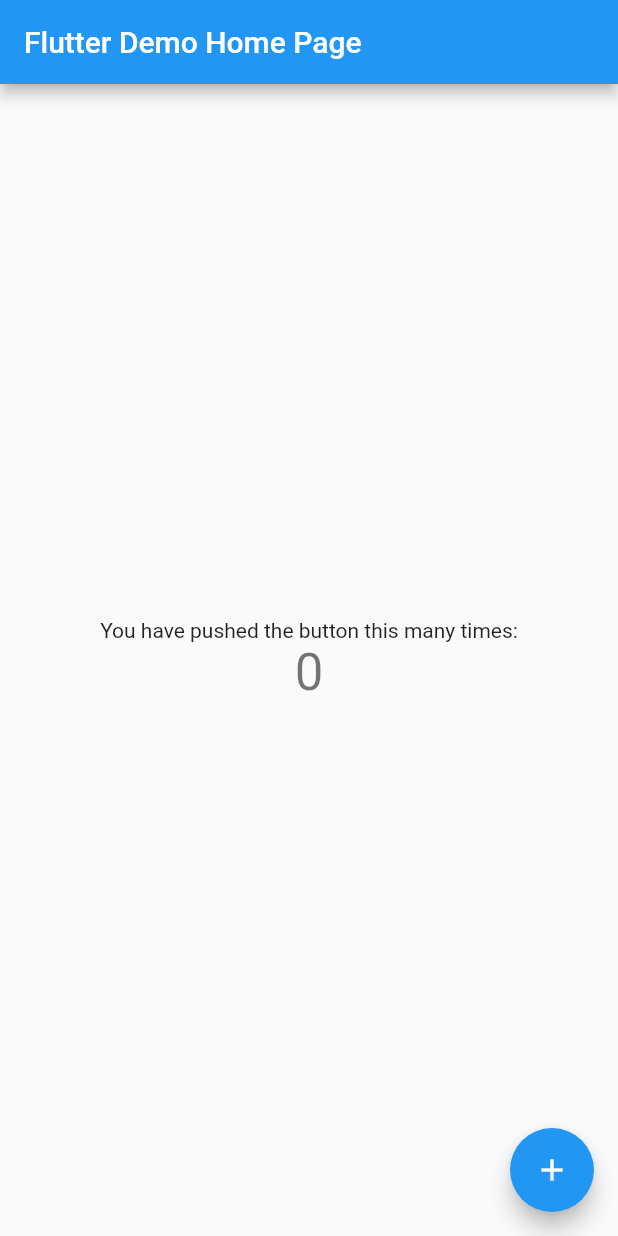
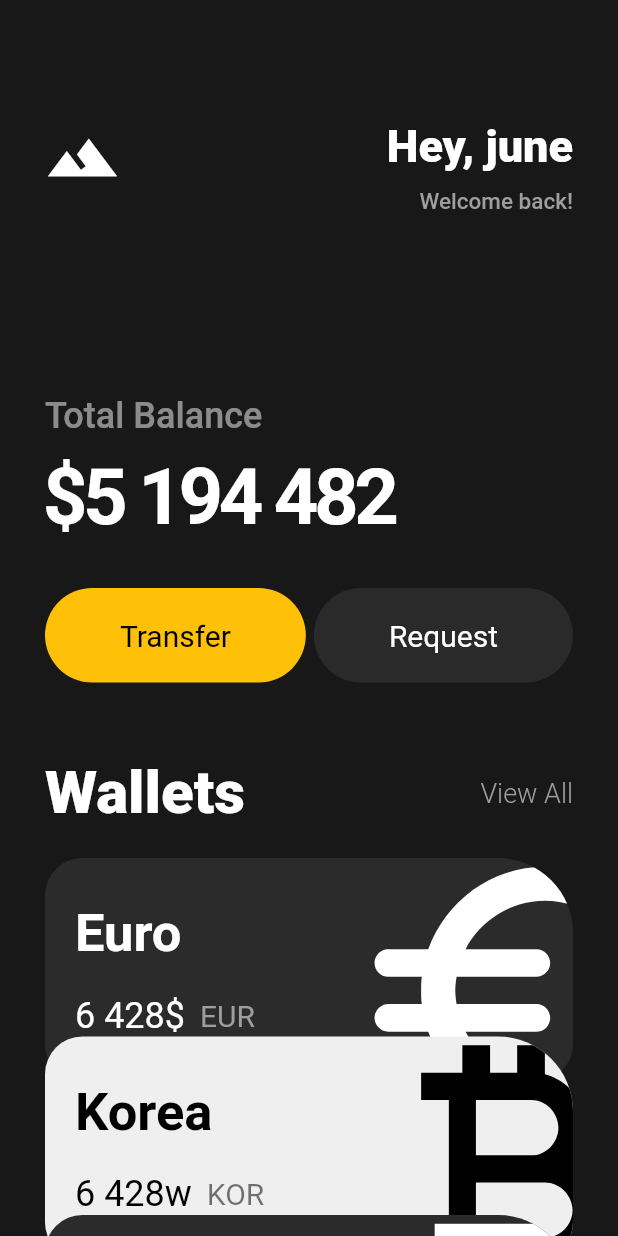
Before and after one commit to danpacho/dart-practice, a Flutter app: the screen it shows after launch, on a phone screen of 412 x 824 dp. Run offline on Flutter 3.47's test engine with Material 2 defaults, Android fonts, the phone set to English and light mode, and no system bars.

Commit message:
feat: cartonn App widget 생성

```diff
--- a/project/cartoon/lib/main.dart
+++ b/project/cartoon/lib/main.dart
@@ -1,115 +1,162 @@
+import 'package:cartoon/widgets/Button.dart';
+import 'package:cartoon/widgets/wallet_card.dart';
 import 'package:flutter/material.dart';
 
 void main() {
-  runApp(const MyApp());
+  runApp(const App());
 }
 
-class MyApp extends StatelessWidget {
-  const MyApp({super.key});
+class App extends StatelessWidget {
+  const App({super.key});
 
-  // This widget is the root of your application.
   @override
   Widget build(BuildContext context) {
     return MaterialApp(
-      title: 'Flutter Demo',
-      theme: ThemeData(
-        // This is the theme of your application.
-        //
-        // Try running your application with "flutter run". You'll see the
-        // application has a blue toolbar. Then, without quitting the app, try
-        // changing the primarySwatch below to Colors.green and then invoke
-        // "hot reload" (press "r" in the console where you ran "flutter run",
-        // or simply save your changes to "hot reload" in a Flutter IDE).
-        // Notice that the counter didn't reset back to zero; the application
-        // is not restarted.
-        primarySwatch: Colors.blue,
+      home: Scaffold(
+        backgroundColor: const Color.fromARGB(255, 24, 24, 24),
+        body: Padding(
+          padding: const EdgeInsets.symmetric(
+            horizontal: 30,
           ),
-      home: const MyHomePage(title: 'Flutter Demo Home Page'),
-    );
-  }
-}
-
-class MyHomePage extends StatefulWidget {
-  const MyHomePage({super.key, required this.title});
-
-  // This widget is the home page of your application. It is stateful, meaning
-  // that it has a State object (defined below) that contains fields that affect
-  // how it looks.
-
-  // This class is the configuration for the state. It holds the values (in this
-  // case the title) provided by the parent (in this case the App widget) and
-  // used by the build method of the State. Fields in a Widget subclass are
-  // always marked "final".
-
-  final String title;
-
-  @override
-  State<MyHomePage> createState() => _MyHomePageState();
-}
-
-class _MyHomePageState extends State<MyHomePage> {
-  int _counter = 0;
-
-  void _incrementCounter() {
-    setState(() {
-      // This call to setState tells the Flutter framework that something has
-      // changed in this State, which causes it to rerun the build method below
-      // so that the display can reflect the updated values. If we changed
-      // _counter without calling setState(), then the build method would not be
-      // called again, and so nothing would appear to happen.
-      _counter++;
-    });
-  }
-
-  @override
-  Widget build(BuildContext context) {
-    // This method is rerun every time setState is called, for instance as done
-    // by the _incrementCounter method above.
-    //
-    // The Flutter framework has been optimized to make rerunning build methods
-    // fast, so that you can just rebuild anything that needs updating rather
-    // than having to individually change instances of widgets.
-    return Scaffold(
-      appBar: AppBar(
-        // Here we take the value from the MyHomePage object that was created by
-        // the App.build method, and use it to set our appbar title.
-        title: Text(widget.title),
+          child: SingleChildScrollView(
+            child: Column(
+              crossAxisAlignment: CrossAxisAlignment.start,
+              children: [
+                const SizedBox(
+                  height: 80,
                 ),
-      body: Center(
-        // Center is a layout widget. It takes a single child and positions it
-        // in the middle of the parent.
-        child: Column(
-          // Column is also a layout widget. It takes a list of children and
-          // arranges them vertically. By default, it sizes itself to fit its
-          // children horizontally, and tries to be as tall as its parent.
-          //
-          // Invoke "debug painting" (press "p" in the console, choose the
-          // "Toggle Debug Paint" action from the Flutter Inspector in Android
-          // Studio, or the "Toggle Debug Paint" command in Visual Studio Code)
-          // to see the wireframe for each widget.
-          //
-          // Column has various properties to control how it sizes itself and
-          // how it positions its children. Here we use mainAxisAlignment to
-          // center the children vertically; the main axis here is the vertical
-          // axis because Columns are vertical (the cross axis would be
-          // horizontal).
-          mainAxisAlignment: MainAxisAlignment.center,
-          children: <Widget>[
-            const Text(
-              'You have pushed the button this many times:',
+                Row(
+                  crossAxisAlignment: CrossAxisAlignment.start,
+                  mainAxisAlignment: MainAxisAlignment.spaceBetween,
+                  children: [
+                    const Icon(
+                      Icons.terrain_sharp,
+                      color: Colors.white,
+                      size: 50,
+                    ),
+                    Column(
+                      crossAxisAlignment: CrossAxisAlignment.end,
+                      children: const [
+                        Text(
+                          "Hey, june",
+                          style: TextStyle(
+                            color: Colors.white,
+                            fontSize: 30,
+                            fontWeight: FontWeight.w800,
+                          ),
+                        ),
+                        SizedBox(
+                          height: 10,
                         ),
                         Text(
-              '$_counter',
-              style: Theme.of(context).textTheme.headlineMedium,
+                          "Welcome back!",
+                          style: TextStyle(
+                            color: Colors.grey,
+                            fontSize: 15,
+                            fontWeight: FontWeight.w500,
+                          ),
+                        ),
+                      ],
+                    ),
+                  ],
+                ),
+                const SizedBox(
+                  height: 120,
+                ),
+                Text(
+                  "Total Balance",
+                  style: TextStyle(
+                    color: Colors.white.withOpacity(0.5),
+                    fontSize: 24,
+                    fontWeight: FontWeight.w500,
+                  ),
+                ),
+                const SizedBox(
+                  height: 10,
+                ),
+                const Text(
+                  "\$5 194 482",
+                  style: TextStyle(
+                    fontSize: 52,
+                    fontWeight: FontWeight.w600,
+                    color: Colors.white,
+                    letterSpacing: -3,
+                  ),
+                ),
+                const SizedBox(
+                  height: 30,
+                ),
+                Row(
+                  mainAxisAlignment: MainAxisAlignment.spaceBetween,
+                  children: const [
+                    Button(
+                      text: "Transfer",
+                      backgroundColor: Colors.amber,
+                      color: Colors.black,
+                    ),
+                    Button(
+                      text: "Request",
+                      backgroundColor: Color.fromARGB(255, 42, 42, 42),
+                      color: Colors.white,
+                    )
+                  ],
+                ),
+                const SizedBox(
+                  height: 50,
+                ),
+                Row(
+                  mainAxisAlignment: MainAxisAlignment.spaceBetween,
+                  crossAxisAlignment: CrossAxisAlignment.center,
+                  children: const [
+                    Text(
+                      "Wallets",
+                      style: TextStyle(
+                        color: Colors.white,
+                        fontSize: 40,
+                        fontWeight: FontWeight.w800,
+                      ),
+                    ),
+                    Text(
+                      "View All",
+                      style: TextStyle(
+                        color: Colors.grey,
+                        fontSize: 18,
+                        fontWeight: FontWeight.w300,
+                      ),
+                    ),
+                  ],
+                ),
+                const SizedBox(
+                  height: 20,
+                ),
+                const WalletCard(
+                  walletTitle: "Euro",
+                  country: Country.eur,
+                  currencyAmount: "6 428\$",
+                  style: CardStyle.black,
+                  icon: Icons.euro_rounded,
+                ),
+                const WalletCard(
+                  walletTitle: "Korea",
+                  country: Country.kor,
+                  currencyAmount: "6 428w",
+                  style: CardStyle.white,
+                  icon: Icons.currency_bitcoin,
+                  stackLevel: -30,
+                ),
+                const WalletCard(
+                  walletTitle: "US",
+                  country: Country.usd,
+                  currencyAmount: "6 428\$",
+                  style: CardStyle.black,
+                  icon: Icons.currency_franc,
+                  stackLevel: -60,
                 ),
               ],
             ),
           ),
-      floatingActionButton: FloatingActionButton(
-        onPressed: _incrementCounter,
-        tooltip: 'Increment',
-        child: const Icon(Icons.add),
-      ), // This trailing comma makes auto-formatting nicer for build methods.
+        ),
+      ),
     );
   }
 }
```
Lines whose indentation alone changed are shown as unchanged.
